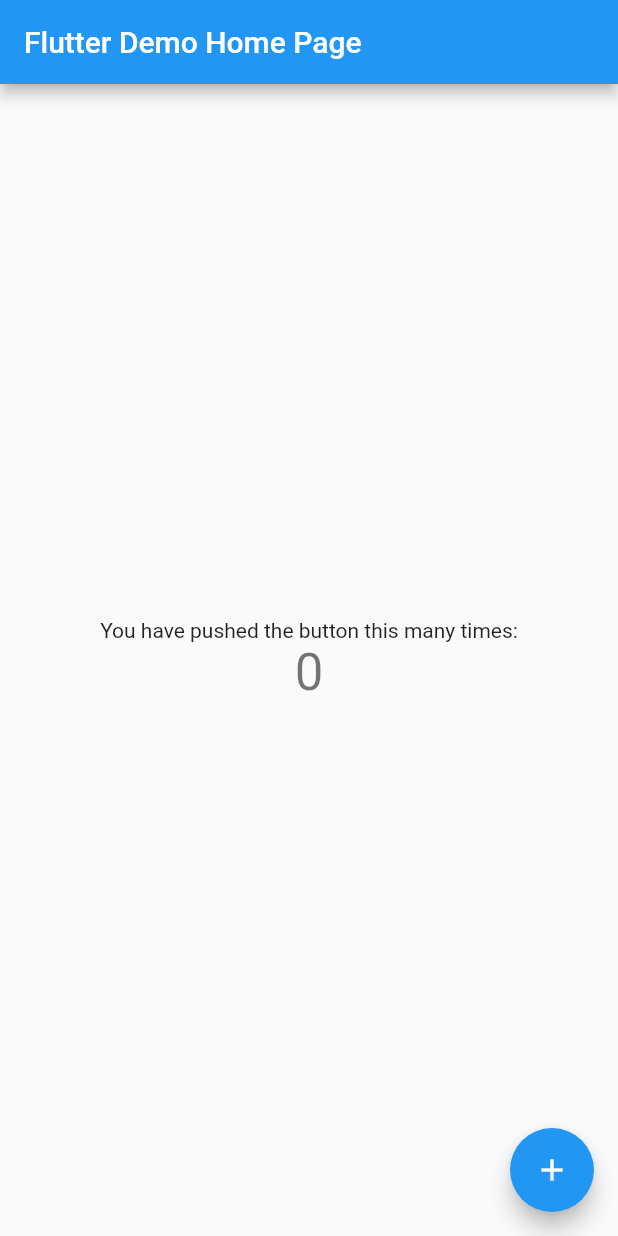
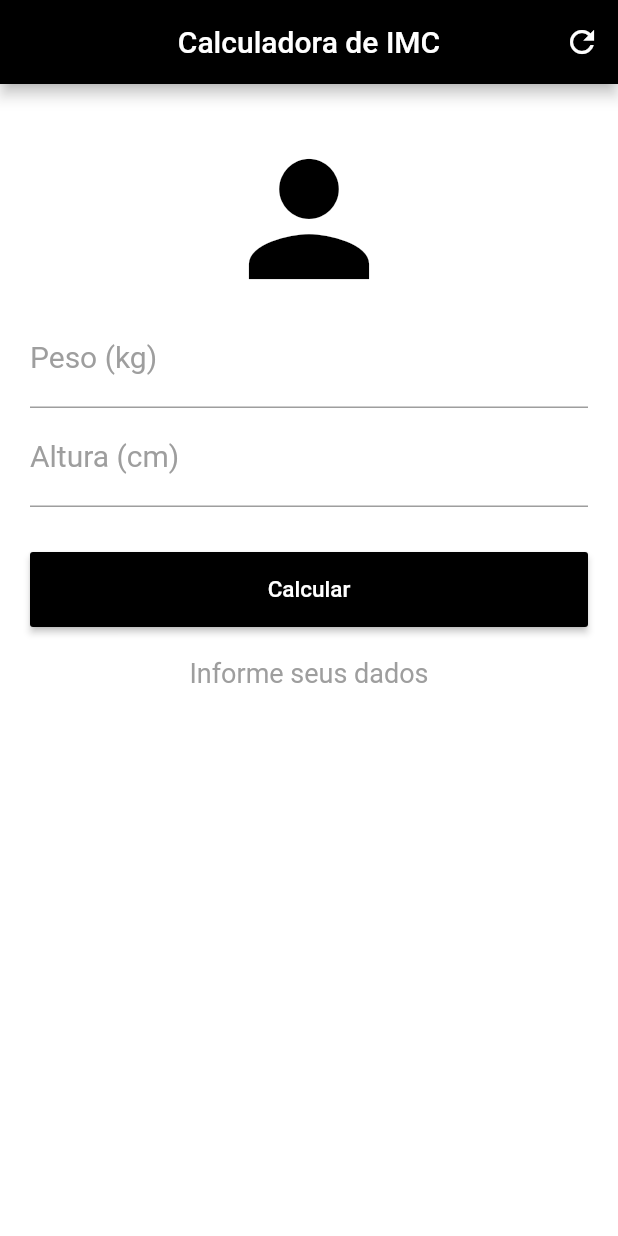
Before and after one commit to marcusv77/App-Flutter-Calculo-IMC, a Flutter app: the screen it shows after launch, on a phone screen of 412 x 824 dp. Run offline on Flutter 3.47's test engine with Material 2 defaults, Android fonts, the phone set to English and light mode, and no system bars.

Commit message:
Update 01/05/2020 - Ended

```diff
--- a/lib/main.dart
+++ b/lib/main.dart
@@ -1,117 +1,136 @@
+import 'package:flutter/cupertino.dart';
 import 'package:flutter/material.dart';
 
 void main() {
-  runApp(MyApp());
+  runApp(MaterialApp(
+    home: Home(),
+  ));
 }
 
-class MyApp extends StatelessWidget {
-  // This widget is the root of your application.
+class Home extends StatefulWidget {
   @override
-  Widget build(BuildContext context) {
-    return MaterialApp(
-      title: 'Flutter Demo',
-      theme: ThemeData(
-        // This is the theme of your application.
-        //
-        // Try running your application with "flutter run". You'll see the
-        // application has a blue toolbar. Then, without quitting the app, try
-        // changing the primarySwatch below to Colors.green and then invoke
-        // "hot reload" (press "r" in the console where you ran "flutter run",
-        // or simply save your changes to "hot reload" in a Flutter IDE).
-        // Notice that the counter didn't reset back to zero; the application
-        // is not restarted.
-        primarySwatch: Colors.blue,
-        // This makes the visual density adapt to the platform that you run
-        // the app on. For desktop platforms, the controls will be smaller and
-        // closer together (more dense) than on mobile platforms.
-        visualDensity: VisualDensity.adaptivePlatformDensity,
-      ),
-      home: MyHomePage(title: 'Flutter Demo Home Page'),
-    );
-  }
+  _HomeState createState() => _HomeState();
 }
 
-class MyHomePage extends StatefulWidget {
-  MyHomePage({Key key, this.title}) : super(key: key);
+class _HomeState extends State<Home> {
+  TextEditingController weightController = TextEditingController();
+  TextEditingController heightController = TextEditingController();
 
-  // This widget is the home page of your application. It is stateful, meaning
-  // that it has a State object (defined below) that contains fields that affect
-  // how it looks.
+  GlobalKey<FormState> _formKey = GlobalKey<FormState>();
 
-  // This class is the configuration for the state. It holds the values (in this
-  // case the title) provided by the parent (in this case the App widget) and
-  // used by the build method of the State. Fields in a Widget subclass are
-  // always marked "final".
+  String _infoText = "Informe seus dados";
 
-  final String title;
-
-  @override
-  _MyHomePageState createState() => _MyHomePageState();
+  void _resetField() {
+    weightController.text = "";
+    heightController.text = "";
+    setState(() {
+      _infoText = "Informe seus dados";
+      _formKey = GlobalKey<FormState>();
+    });
   }
 
-class _MyHomePageState extends State<MyHomePage> {
-  int _counter = 0;
+  void _calculate() {
+    setState(() {
+      double weight = double.parse(weightController.text);
+      double height = double.parse(heightController.text) / 100;
+      double imc = weight / (height * height);
 
-  void _incrementCounter() {
-    setState(() {
-      // This call to setState tells the Flutter framework that something has
-      // changed in this State, which causes it to rerun the build method below
-      // so that the display can reflect the updated values. If we changed
-      // _counter without calling setState(), then the build method would not be
-      // called again, and so nothing would appear to happen.
-      _counter++;
+      if (imc < 18.6) {
+        _infoText = "Abaixo do peso - IMC: (${imc.toStringAsPrecision(3)})";
+      } else if (imc >= 18.6 && imc < 24.9) {
+        _infoText = "Peso ideal - IMC: (${imc.toStringAsPrecision(3)})";
+      } else if (imc >= 24.9 && imc < 29.9) {
+        _infoText =
+            "Levemente acima do peso - IMC: (${imc.toStringAsPrecision(3)})";
+      } else if (imc >= 29.9 && imc < 34.9) {
+        _infoText = "Obesidade grau I - IMC: (${imc.toStringAsPrecision(3)})";
+      } else if (imc >= 34.9 && imc < 39.9) {
+        _infoText = "Obesidade grau II - IMC: (${imc.toStringAsPrecision(3)})";
+      } else if (imc >= 40) {
+        _infoText = "Obesidade grau III - IMC: (${imc.toStringAsPrecision(3)})";
+      }
     });
   }
 
   @override
   Widget build(BuildContext context) {
-    // This method is rerun every time setState is called, for instance as done
-    // by the _incrementCounter method above.
-    //
-    // The Flutter framework has been optimized to make rerunning build methods
-    // fast, so that you can just rebuild anything that needs updating rather
-    // than having to individually change instances of widgets.
     return Scaffold(
         appBar: AppBar(
-        // Here we take the value from the MyHomePage object that was created by
-        // the App.build method, and use it to set our appbar title.
-        title: Text(widget.title),
+          title: Text("Calculadora de IMC"),
+          centerTitle: true,
+          backgroundColor: Colors.black,
+          actions: <Widget>[
+            IconButton(
+              icon: Icon(Icons.refresh),
+              onPressed: _resetField,
+            )
+          ],
         ),
-      body: Center(
-        // Center is a layout widget. It takes a single child and positions it
-        // in the middle of the parent.
+        backgroundColor: Colors.white,
+        body: SingleChildScrollView(
+          padding: EdgeInsets.fromLTRB(20, 30, 20, 0),
+          child: Form(
+            key: _formKey,
             child: Column(
-          // Column is also a layout widget. It takes a list of children and
-          // arranges them vertically. By default, it sizes itself to fit its
-          // children horizontally, and tries to be as tall as its parent.
-          //
-          // Invoke "debug painting" (press "p" in the console, choose the
-          // "Toggle Debug Paint" action from the Flutter Inspector in Android
-          // Studio, or the "Toggle Debug Paint" command in Visual Studio Code)
-          // to see the wireframe for each widget.
-          //
-          // Column has various properties to control how it sizes itself and
-          // how it positions its children. Here we use mainAxisAlignment to
-          // center the children vertically; the main axis here is the vertical
-          // axis because Columns are vertical (the cross axis would be
-          // horizontal).
-          mainAxisAlignment: MainAxisAlignment.center,
+              crossAxisAlignment: CrossAxisAlignment.stretch,
               children: <Widget>[
-            Text(
-              'You have pushed the button this many times:',
+                Icon(
+                  Icons.person,
+                  size: 120,
+                  color: Colors.black,
+                ),
+                TextFormField(
+                  keyboardType: TextInputType.number,
+                  decoration: InputDecoration(
+                      labelText: "Peso (kg)",
+                      labelStyle: TextStyle(color: Colors.grey)),
+                  textAlign: TextAlign.center,
+                  style: TextStyle(color: Colors.black, fontSize: 20),
+                  controller: weightController,
+                  validator: (value) {
+                    if (value.isEmpty) {
+                      return "Insira seu peso";
+                    }
+                  },
+                ),
+                TextFormField(
+                  keyboardType: TextInputType.number,
+                  decoration: InputDecoration(
+                      labelText: "Altura (cm)",
+                      labelStyle: TextStyle(color: Colors.grey)),
+                  textAlign: TextAlign.center,
+                  style: TextStyle(color: Colors.black, fontSize: 20),
+                  controller: heightController,
+                  validator: (value) {
+                    if (value.isEmpty) {
+                      return "Insira sua altura";
+                    }
+                  },
+                ),
+                Padding(
+                  padding: EdgeInsets.only(top: 30, bottom: 20),
+                  child: Container(
+                    height: 50,
+                    child: RaisedButton(
+                      onPressed: (){
+                        if(_formKey.currentState.validate()){
+                          _calculate();
+                        }
+                      },
+                      child: Text("Calcular",
+                          style: TextStyle(color: Colors.white, fontSize: 15)),
+                      color: Colors.black,
+                    ),
+                  ),
                 ),
                 Text(
-              '$_counter',
-              style: Theme.of(context).textTheme.headline4,
-            ),
+                  _infoText,
+                  textAlign: TextAlign.center,
+                  style: TextStyle(color: Colors.grey, fontSize: 18),
+                )
               ],
             ),
           ),
-      floatingActionButton: FloatingActionButton(
-        onPressed: _incrementCounter,
-        tooltip: 'Increment',
-        child: Icon(Icons.add),
-      ), // This trailing comma makes auto-formatting nicer for build methods.
-    );
+        ));
   }
 }
```
Also changed, not shown: 1 other file. Lines whose indentation alone changed are shown as unchanged.
